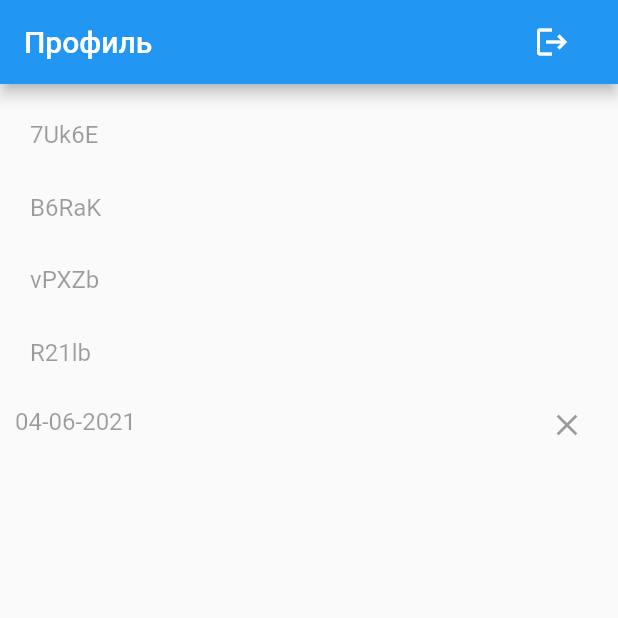
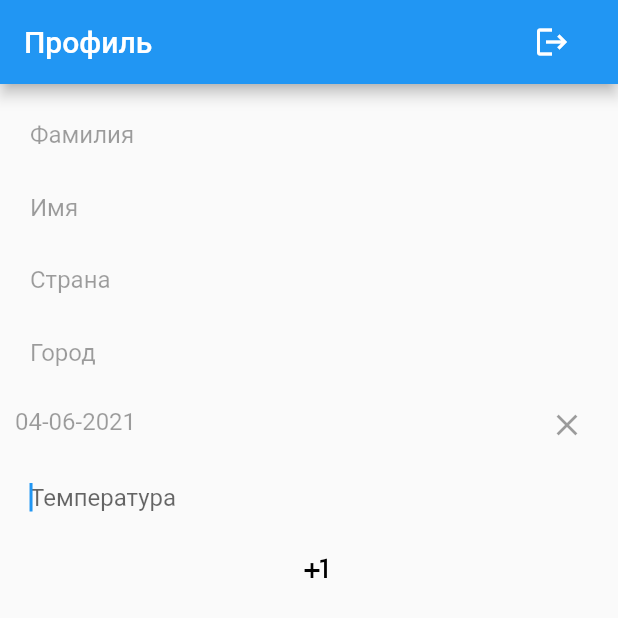
Before and after one commit to demslipp/covid_app, a Flutter app: the ProfileTab screen opened directly, after a tap on the "logout" icon, on a phone screen of 412 x 824 dp, the top half of it. Run offline on Flutter 3.47's test engine with Material 2 defaults, Android fonts, the phone set to English and light mode, and no system bars; drawn by our look-alikes of datetime_picker_formfield; our stand-ins replace cached_network_image, file_picker, firebase_auth, firebase_core, firebase_database, qr_flutter and 1 more; missing offline and left inert: barcode_scan, dialog_flowtter, enum_to_string; accounts and stored records are empty; project files that could hold a hidden picture were left out.

Commit message:
Temperature logger

```diff
--- /dev/null
+++ b/lib/models/temperatur.dart
@@ -0,0 +1,17 @@
+import 'package:covid_app/tools.dart';
+import 'package:intl/intl.dart';
+
+class Temperature {
+  String value;
+  DateTime date;
+  final format = DateFormat("dd-MM-yyyy");
+
+  Temperature({
+    this.value,
+    this.date,
+  });
+
+  static Temperature randomLocalUser() {
+    return Temperature(value: Tools.getRandomString(3), date: DateTime.now());
+  }
+}
--- a/lib/profile_tab.dart
+++ b/lib/profile_tab.dart
@@ -1,18 +1,20 @@
 import 'dart:ui';
 
 import 'package:covid_app/local_user.dart';
+import 'package:covid_app/models/temperatur.dart';
 import 'package:covid_app/quiz_page.dart';
 import 'package:datetime_picker_formfield/datetime_picker_formfield.dart';
 import 'package:firebase_auth/firebase_auth.dart';
+import 'package:firebase_database/firebase_database.dart';
 import 'package:flutter/material.dart';
 import 'package:intl/intl.dart';
 
 final FirebaseAuth _auth = FirebaseAuth.instance;
+FirebaseDatabase _database = FirebaseDatabase.instance;
 
 class ProfileTab extends StatefulWidget {
-  ProfileTab({this.user, this.logoutCallback});
+  ProfileTab({this.logoutCallback});
 
-  LocalUser user;
   VoidCallback logoutCallback;
 
   @override
@@ -24,25 +26,26 @@ class _ProfileTabState extends State<ProfileTab> {
   TextEditingController _name = TextEditingController();
   TextEditingController _country = TextEditingController();
   TextEditingController _city = TextEditingController();
+  TextEditingController _temperature = TextEditingController();
   DateTime _dateTime;
   bool _isLoading = false;
   bool _isEditable = false;
 
   final format = DateFormat("dd-MM-yyyy");
   bool islogended = false;
+  LocalUser _user;
 
   @override
   void initState() {
-    if (widget.user == null) {
-      widget.user = LocalUser.randomLocalUser();
+    super.initState();
   }
-    _surname.text = widget.user.surname;
-    _name.text = widget.user.firstname;
-    _city.text = widget.user.city;
-    _country.text = widget.user.country;
-    _dateTime = widget.user.date;
 
-    super.initState();
+  void updateState() {
+    _surname.text = _user.surname;
+    _name.text = _user.firstname;
+    _city.text = _user.city;
+    _country.text = _user.country;
+    _dateTime = _user.date;
   }
 
   @override
@@ -82,8 +85,17 @@ class _ProfileTabState extends State<ProfileTab> {
   }
 
   Widget _showForm() {
-    return new SafeArea(
-        child: Container(
+    child:
+    return FutureBuilder(
+        future: _localUser(),
+        builder: (ctx, snapshot) {
+          final size = 280.0;
+          if (!snapshot.hasData) {
+            return Container(width: size, height: size);
+          }
+          _user = snapshot.data;
+          updateState();
+          return Container(
               padding: EdgeInsets.all(10.0),
               child: new Form(
                 child: new ListView(
@@ -95,9 +107,12 @@ class _ProfileTabState extends State<ProfileTab> {
                     showCountryInput(),
                     showCityInput(),
                     showDateInput(),
+                    showTemperatureInput(),
+                    showTemperaturesList()
                   ],
                 ),
-            )));
+              ));
+        });
   }
 
   Widget showSurnameInput() {
@@ -219,6 +234,54 @@ class _ProfileTabState extends State<ProfileTab> {
     );
   }
 
+  Widget showTemperatureInput() {
+    return new Padding(
+        padding: EdgeInsets.fromLTRB(10.0, 00.0, 0.0, 0.4),
+        child: new Column(
+          children: [
+            TextField(
+              maxLines: 1,
+              keyboardType: TextInputType.number,
+              enabled: true,
+              autofocus: true,
+              controller: _temperature,
+              decoration: InputDecoration(
+                  border: InputBorder.none, hintText: 'Температура'),
+              showCursor: true,
+              autocorrect: false,
+            ),
+            MaterialButton(
+                onPressed: _addTemperature,
+                child: Icon(Icons.plus_one, color: Colors.black))
+          ],
+        ));
+  }
+
+  Widget showTemperaturesList() {
+    child:
+    return FutureBuilder(
+        future: _temperatureList(),
+        builder: (ctx, snapshot) {
+          if (snapshot.data == null) {
+            return Container();
+          }
+          print(snapshot.data.length);
+
+          List<Widget> temperatueList = [];
+          for (Temperature temperature in snapshot.data) {
+            temperatueList.add(ListTile(title: Text(temperature.value)));
+          }
+          return Column(
+            children: temperatueList,
+          );
+          // return ListView.builder(
+          //   itemCount: snapshot.data.length,
+          //   itemBuilder: (context, index) =>
+          //       ListTile(title: Text(snapshot.data[index].value)),
+          // );
+        });
+  }
+
   void logout() {
     widget.logoutCallback();
   }
@@ -226,6 +289,62 @@ class _ProfileTabState extends State<ProfileTab> {
   Future<void> info() async {
     var token = await _auth.currentUser.getIdToken(false);
     print("Bearer " + token);
+  }
+
+  void _addTemperature() {
+    var id = _auth.currentUser.uid;
+    _database
+        .reference()
+        .child('temperatures')
+        .child(id)
+        .push()
+        .set(<String, String>{
+      "value": _temperature.text,
+      "date": DateTime.now().toIso8601String()
+    }).then((value) {
+      setState(() {});
+    });
+  }
+
+  Future<List<Temperature>> _temperatureList() async {
+    return await _database
+        .reference()
+        .child('temperatures')
+        .child(_auth.currentUser.uid)
+        .once()
+        .then((DataSnapshot snapshot) {
+      List<Temperature> _temperatureList = [];
+      snapshot.value.forEach((_, value) {
+        print(value['value']);
+        _temperatureList.add(Temperature(
+            value: value['value'], date: DateTime.parse(value['date'])));
+      });
+
+      return _temperatureList;
+    });
+  }
+
+  Future<LocalUser> _localUser() async {
+    return await _database
+        .reference()
+        .child('users')
+        .child(_auth.currentUser.uid)
+        .once()
+        .then((DataSnapshot snapshot) {
+      print(snapshot.value);
+      print(snapshot.value['surname']);
+      print(snapshot.value['firstname']);
+      print(snapshot.value['country']);
+      print(snapshot.value['city']);
+      print(snapshot.value['date']);
+
+      return LocalUser(
+          firstname: snapshot.value['firstname'],
+          surname: snapshot.value['surname'],
+          date: DateTime.parse(snapshot.value['date']),
+          country: snapshot.value['country'],
+          city: snapshot.value['city']);
+    });
   }
 }
 
--- a/lib/quiz_page.dart
+++ b/lib/quiz_page.dart
@@ -3,12 +3,15 @@ import 'dart:ui';
 import 'package:covid_app/local_user.dart';
 import 'package:covid_app/tabs.dart';
 import 'package:enum_to_string/enum_to_string.dart';
+import 'package:firebase_auth/firebase_auth.dart';
+import 'package:firebase_database/firebase_database.dart';
 import 'package:flutter/material.dart';
 
+FirebaseDatabase _database = FirebaseDatabase.instance;
+FirebaseAuth _auth = FirebaseAuth.instance;
+
 class QuizPage2 extends StatefulWidget {
-  QuizPage2({
-    this.user, this.signUpCallback
-  });
+  QuizPage2({this.user, this.signUpCallback});
 
   LocalUser user;
   Function(LocalUser) signUpCallback;
@@ -194,14 +197,20 @@ class _QuizPage2State extends State<QuizPage2> {
                                   isQuizSuccess
                                       ? Text("Красный",
                                           textAlign: TextAlign.center,
-                                          style: new TextStyle(fontSize: 30.0, color: Colors.red))
+                                          style: new TextStyle(
+                                              fontSize: 30.0,
+                                              color: Colors.red))
                                       : Text("Зеленый",
                                           textAlign: TextAlign.center,
-                                          style: new TextStyle(fontSize: 30.0, color: Colors.green)),
+                                          style: new TextStyle(
+                                              fontSize: 30.0,
+                                              color: Colors.green)),
                                   GestureDetector(
                                     onTap: () {
+                                      registerUser();
                                       widget.signUpCallback(widget.user);
-                                      Navigator.of(context).popUntil((route) => route.isFirst);
+                                      Navigator.of(context)
+                                          .popUntil((route) => route.isFirst);
                                     },
                                     child: Padding(
                                         padding: EdgeInsets.fromLTRB(
@@ -226,6 +235,18 @@ class _QuizPage2State extends State<QuizPage2> {
         ));
   }
 
+  void registerUser() async {
+    var id = _auth.currentUser.uid;
+    await _database.reference().child('users').child(id).set(<String, String>{
+      "id": id,
+      "surname": widget.user.surname,
+      "firstname": widget.user.firstname,
+      "city": widget.user.city,
+      "country": widget.user.country,
+      'date': widget.user.date.toIso8601String()
+    });
+  }
+
   void finishQuiz() {
     setState(() {
       isQuizEnded = true;
--- a/lib/tabs.dart
+++ b/lib/tabs.dart
@@ -47,7 +47,7 @@ class _TabPageState extends State<TabPage> {
           HomePage(),
           HomeScreen(),
           NewDialogPage(),
-          ProfileTab(user: widget.user, logoutCallback: widget.logoutCallback)
+          ProfileTab(logoutCallback: widget.logoutCallback)
         ].elementAt(_selectedIndex),
       ),
       bottomNavigationBar: BottomNavigationBar(
--- a/pubspec.yaml
+++ b/pubspec.yaml
@@ -33,8 +33,10 @@ dependencies:
   enum_to_string: ^2.0.1
   datetime_picker_formfield: ^2.0.0
   bubble: ^1.1.9+1
-  firebase_auth: ^1.0.1
-  firebase_core: ^1.0.1
+  firebase_auth: ^1.0.3
+  firebase_core: ^1.0.3
+  firebase_database: ^6.1.0
+  cloud_firestore: ^1.0.3
   dialog_flowtter: ^0.3.0
   file_picker: ^3.0.0
 
```
Also changed, not shown: pubspec.lock, 2 other files. Lines whose indentation alone changed are shown as unchanged.
